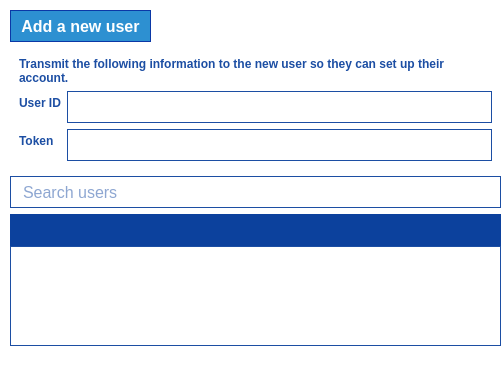
Above: parsec/core/gui/forms/users_widget.ui from Scille/parsec-cloud before the change. Below: the same form after it.
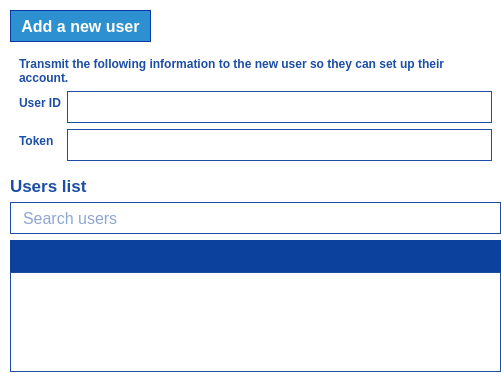
That is the form after the change. Icons and pictures are not drawn.

Commit message: [GUI] CSS factorisation & handling of pressed button

```diff
--- a/parsec/core/gui/forms/users_widget.ui
+++ b/parsec/core/gui/forms/users_widget.ui
@@ -7,7 +7,7 @@
     <x>0</x>
     <y>0</y>
     <width>501</width>
-    <height>376</height>
+    <height>379</height>
    </rect>
   </property>
   <property name="windowTitle">
@@ -202,6 +202,23 @@
      </layout>
     </widget>
    </item>
+   <item>
+    <widget class="QLabel" name="label_4">
+     <property name="font">
+      <font>
+       <pointsize>13</pointsize>
+       <weight>75</weight>
+       <bold>true</bold>
+      </font>
+     </property>
+     <property name="styleSheet">
+      <string notr="true">color: rgb(28, 78, 163);</string>
+     </property>
+     <property name="text">
+      <string>Users list</string>
+     </property>
+    </widget>
+   </item>
    <item>
     <widget class="QLineEdit" name="line_edit_search">
      <property name="minimumSize">
```
The commit also changes 5 other files.
